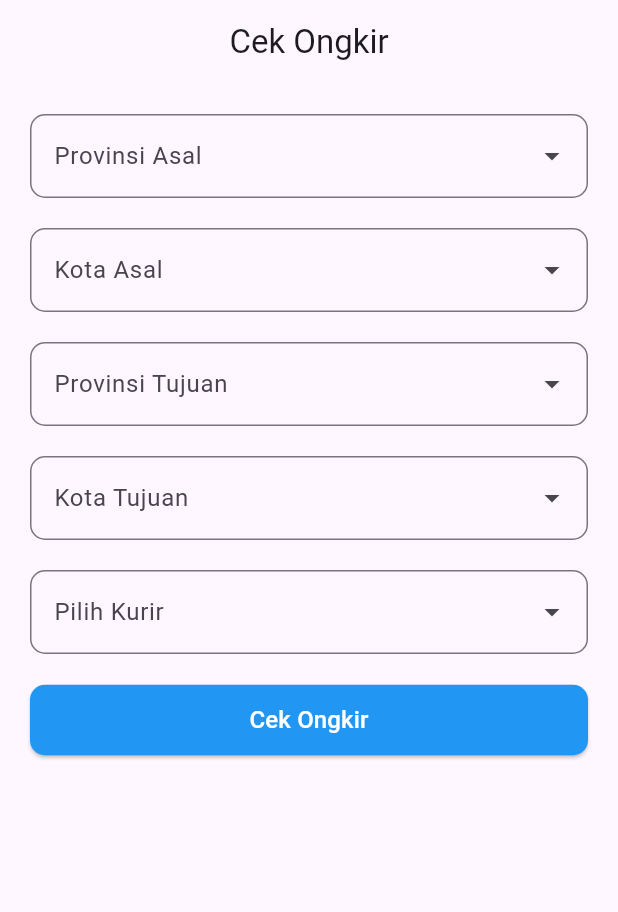
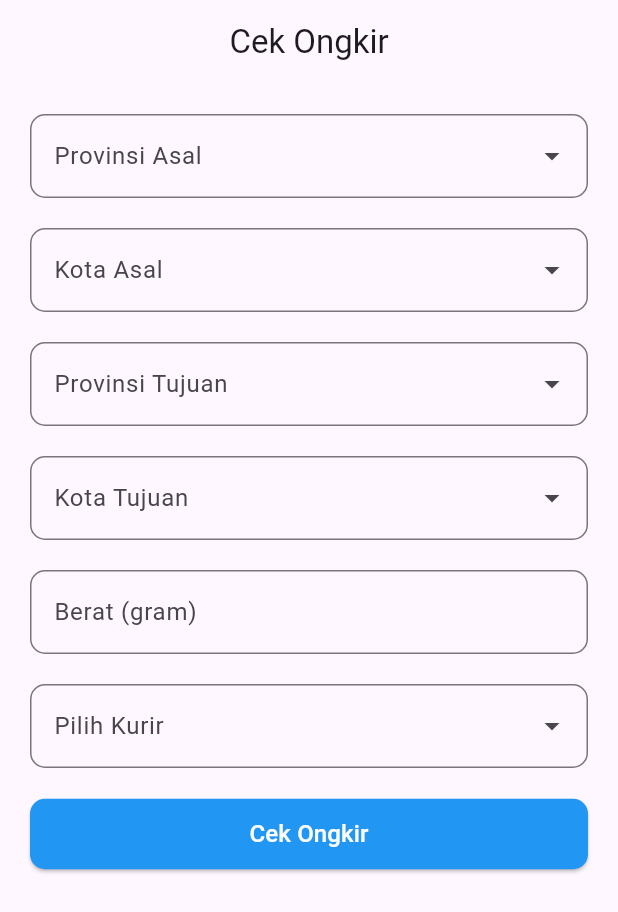
Before and after one commit to danimisme/Aplikasi-Cek-Ongkir, a Flutter app: the screen it shows after launch, on a phone screen of 412 x 824 dp. Shown: the top 912 px of the screen. Run offline on Flutter 3.47's test engine with Material 3 defaults, Android fonts, the phone set to English and light mode, and no system bars; drawn by our look-alikes of dropdown_search; our stand-ins replace dio, get; network calls fail.

Commit message:
Add weight input field and implement cekOngkir method in HomeController

```diff
--- a/lib/app/modules/home/views/home_view.dart
+++ b/lib/app/modules/home/views/home_view.dart
@@ -49,7 +49,7 @@ class HomeView extends GetView<HomeController> {
           SizedBox(height: 20),
           DropdownSearch<City>(
             compareFn: (item1, item2) => item1 == item2,
-            items: (f , s) => controller.fetchCity(f),
+            items: (f , s) => controller.fetchCity(f, controller.provAsalId.value),
             itemAsString: (item) => item.cityName ?? '',
             popupProps: PopupProps.menu(
               fit: FlexFit.loose,
@@ -103,7 +103,7 @@ class HomeView extends GetView<HomeController> {
           SizedBox(height: 20),
           DropdownSearch<City>(
             compareFn: (item1, item2) => item1 == item2,
-            items: (f , s) => controller.fetchCity(f),
+            items: (f , s) => controller.fetchCity(f, controller.provTujuanId.value),
             itemAsString: (item) => item.cityName ?? '',
             popupProps: PopupProps.menu(
               fit: FlexFit.loose,
@@ -127,6 +127,19 @@ class HomeView extends GetView<HomeController> {
             ),
             onChanged: (value) => controller.cityTujuanId.value = value?.cityId ?? "0",
           ),
+          SizedBox(height: 20),
+          TextField(
+            controller: controller.beratC,
+            autocorrect: false,
+            keyboardType: TextInputType.number,
+            decoration: InputDecoration(
+              label: Text("Berat (gram)"),
+              border: OutlineInputBorder(
+                borderRadius: BorderRadius.circular(10),
+              ),
+            ),
+          ),
+
           SizedBox(height: 20),
           DropdownSearch<Map<String, dynamic>>(
             items: (f,s) => [
@@ -152,10 +165,13 @@ class HomeView extends GetView<HomeController> {
                 )
               )
             ),
+            onChanged: (value) => controller.codeKurir.value = value?['value'] ?? "",
           ),
           SizedBox(height: 20),
           ElevatedButton(
-            onPressed: () {},
+            onPressed: () {
+              controller.cekOngkir();
+            },
             child: Text("Cek Ongkir", style: TextStyle(fontSize: 16, color: Colors.white)),
             style: ElevatedButton.styleFrom(
               backgroundColor: Colors.blue,
@@ -164,7 +180,6 @@ class HomeView extends GetView<HomeController> {
                 borderRadius: BorderRadius.circular(10),
               )
             ),
-
           )
         ],
       ),
```
Also changed, not shown: lib/app/modules/home/controllers/home_controller.dart (+34 -2 lines).
